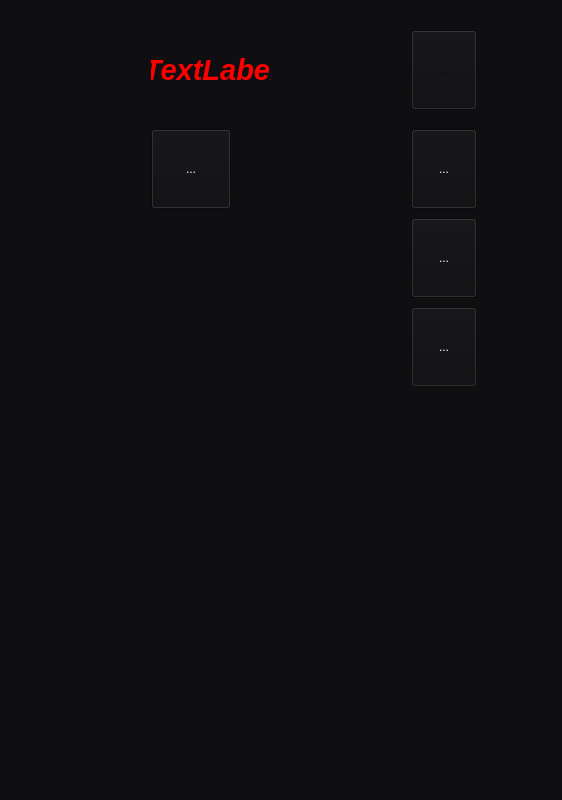
Before: the Qt Designer form src/controlmenumusic.ui in Heficience/Heficience-menu, drawn with Qt 5.
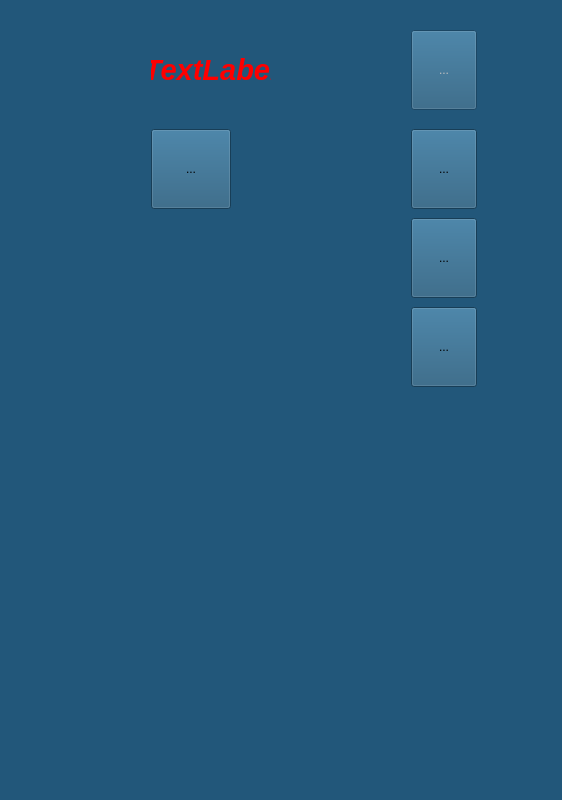
After: the same form once the commit is applied. Icons and pictures are not drawn.

Patch:
```diff
--- a/src/controlmenumusic.ui
+++ b/src/controlmenumusic.ui
@@ -31,9 +31,9 @@
      <colorrole role="Button">
       <brush brushstyle="SolidPattern">
        <color alpha="255">
-        <red>15</red>
-        <green>15</green>
-        <blue>17</blue>
+        <red>34</red>
+        <green>87</green>
+        <blue>122</blue>
        </color>
       </brush>
      </colorrole>
@@ -103,18 +103,18 @@
      <colorrole role="Base">
       <brush brushstyle="SolidPattern">
        <color alpha="255">
-        <red>0</red>
-        <green>0</green>
-        <blue>0</blue>
+        <red>34</red>
+        <green>87</green>
+        <blue>122</blue>
        </color>
       </brush>
      </colorrole>
      <colorrole role="Window">
       <brush brushstyle="SolidPattern">
        <color alpha="255">
-        <red>15</red>
-        <green>15</green>
-        <blue>17</blue>
+        <red>34</red>
+        <green>87</green>
+        <blue>122</blue>
        </color>
       </brush>
      </colorrole>
@@ -177,9 +177,9 @@
      <colorrole role="Button">
       <brush brushstyle="SolidPattern">
        <color alpha="255">
-        <red>15</red>
-        <green>15</green>
-        <blue>17</blue>
+        <red>34</red>
+        <green>87</green>
+        <blue>122</blue>
        </color>
       </brush>
      </colorrole>
@@ -249,18 +249,18 @@
      <colorrole role="Base">
       <brush brushstyle="SolidPattern">
        <color alpha="255">
-        <red>0</red>
-        <green>0</green>
-        <blue>0</blue>
+        <red>34</red>
+        <green>87</green>
+        <blue>122</blue>
        </color>
       </brush>
      </colorrole>
      <colorrole role="Window">
       <brush brushstyle="SolidPattern">
        <color alpha="255">
-        <red>15</red>
-        <green>15</green>
-        <blue>17</blue>
+        <red>34</red>
+        <green>87</green>
+        <blue>122</blue>
        </color>
       </brush>
      </colorrole>
@@ -323,9 +323,9 @@
      <colorrole role="Button">
       <brush brushstyle="SolidPattern">
        <color alpha="255">
-        <red>15</red>
-        <green>15</green>
-        <blue>17</blue>
+        <red>34</red>
+        <green>87</green>
+        <blue>122</blue>
        </color>
       </brush>
      </colorrole>
@@ -395,18 +395,18 @@
      <colorrole role="Base">
       <brush brushstyle="SolidPattern">
        <color alpha="255">
-        <red>15</red>
-        <green>15</green>
-        <blue>17</blue>
+        <red>34</red>
+        <green>87</green>
+        <blue>122</blue>
        </color>
       </brush>
      </colorrole>
      <colorrole role="Window">
       <brush brushstyle="SolidPattern">
        <color alpha="255">
-        <red>15</red>
-        <green>15</green>
-        <blue>17</blue>
+        <red>34</red>
+        <green>87</green>
+        <blue>122</blue>
        </color>
       </brush>
      </colorrole>
@@ -462,7 +462,7 @@
    <string>Form</string>
   </property>
   <property name="styleSheet">
-   <string notr="true"/>
+   <string notr="true">background:#22577A</string>
   </property>
   <layout class="QHBoxLayout" name="horizontalLayout">
    <item>
```
